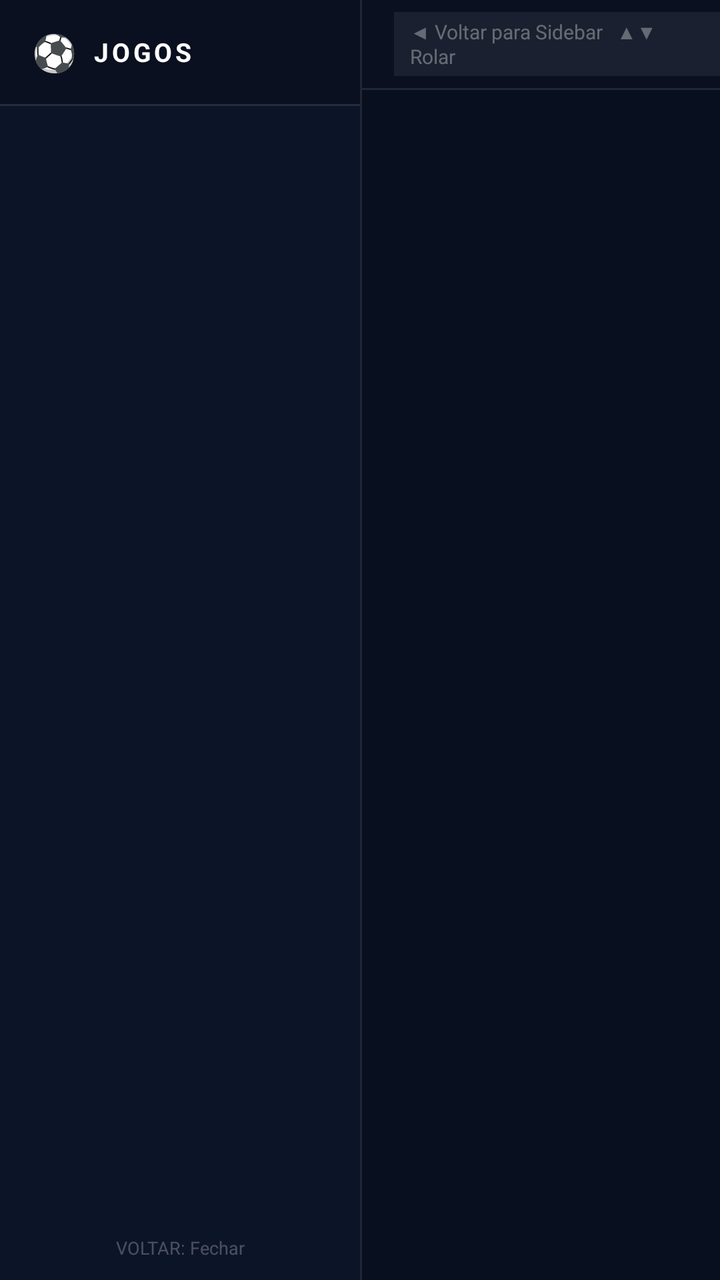
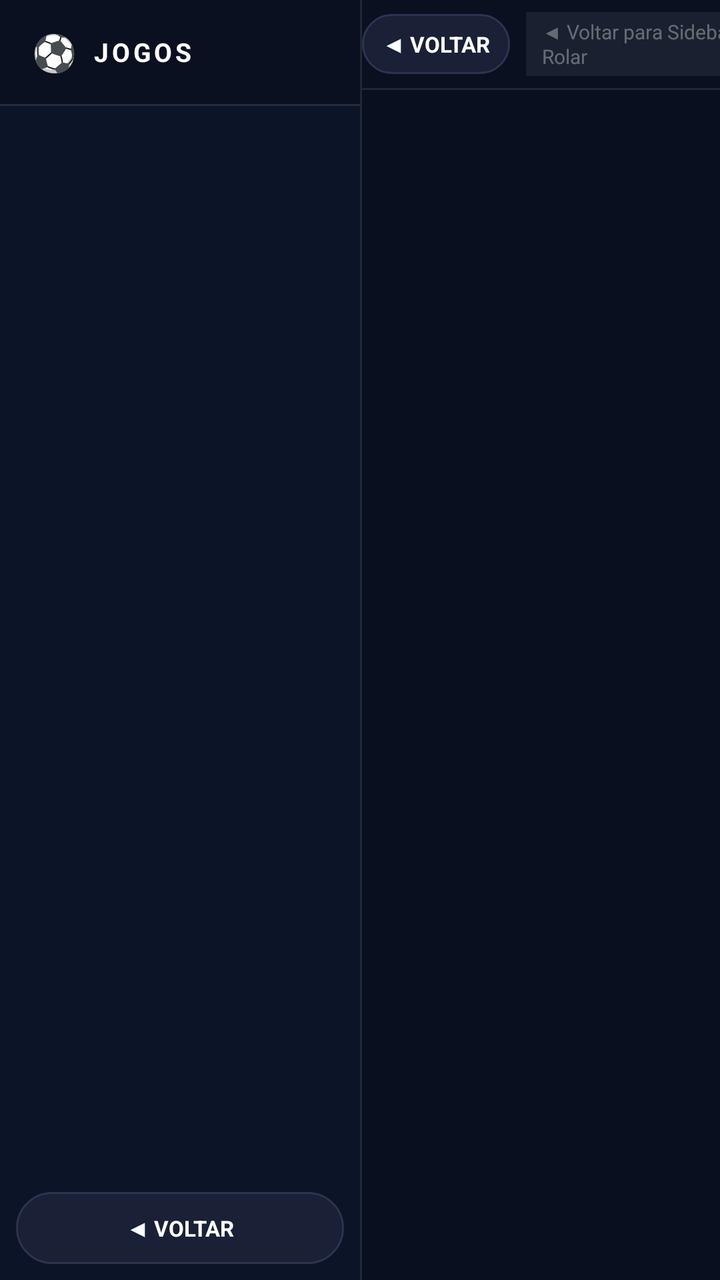

The first picture is an Android layout as it rendered before a commit; the second is the same layout after the commit. The layout source and the unified diff follow.
<!-- AndroidManifest.xml: activity theme Theme.AndPlay.Fullscreen -->
<!-- res/layout/activity_sports_hub.xml -->
<?xml version="1.0" encoding="utf-8"?>
<LinearLayout xmlns:android="http://schemas.android.com/apk/res/android"
    android:layout_width="match_parent"
    android:layout_height="match_parent"
    android:background="#080F1E"
    android:orientation="horizontal">

    
    <LinearLayout
        android:layout_width="180dp"
        android:layout_height="match_parent"
        android:background="#0C1428"
        android:orientation="vertical">

        
        <LinearLayout
            android:layout_width="match_parent"
            android:layout_height="52dp"
            android:gravity="center_vertical"
            android:paddingStart="16dp"
            android:paddingEnd="16dp"
            android:background="#0A1020">

            <TextView
                android:layout_width="wrap_content"
                android:layout_height="wrap_content"
                android:text="⚽"
                android:textSize="18sp" />

            <TextView
                android:layout_width="0dp"
                android:layout_height="wrap_content"
                android:layout_weight="1"
                android:paddingStart="8dp"
                android:text="JOGOS"
                android:textColor="#FFFFFF"
                android:textSize="13sp"
                android:textStyle="bold"
                android:letterSpacing="0.12" />
        </LinearLayout>

        
        <View
            android:layout_width="match_parent"
            android:layout_height="1dp"
            android:background="#1AFFFFFF" />

        
        <androidx.recyclerview.widget.RecyclerView
            android:id="@+id/leagueTabsRv"
            android:layout_width="match_parent"
            android:layout_height="0dp"
            android:layout_weight="1"
            android:clipToPadding="false"
            android:paddingTop="6dp"
            android:paddingBottom="6dp" />

        
        <TextView
            android:layout_width="match_parent"
            android:layout_height="wrap_content"
            android:gravity="center"
            android:paddingTop="8dp"
            android:paddingBottom="10dp"
            android:text="VOLTAR: Fechar"
            android:textColor="#40FFFFFF"
            android:textSize="9sp" />
    </LinearLayout>

    
    <View
        android:layout_width="1dp"
        android:layout_height="match_parent"
        android:background="#1AFFFFFF" />

    
    <LinearLayout
        android:layout_width="0dp"
        android:layout_height="match_parent"
        android:layout_weight="1"
        android:orientation="vertical">

        
        <LinearLayout
            android:id="@+id/hubHeaderBar"
            android:layout_width="match_parent"
            android:layout_height="44dp"
            android:background="#0A1020"
            android:gravity="center_vertical"
            android:orientation="horizontal">

            
            <TextView
                android:id="@+id/hubLeagueName"
                android:layout_width="0dp"
                android:layout_height="match_parent"
                android:layout_weight="1"
                android:gravity="center_vertical"
                android:paddingStart="16dp"
                android:textColor="#B0C8E8"
                android:textSize="12sp"
                android:textStyle="bold"
                android:singleLine="true"
                android:ellipsize="end" />

            
            <TextView
                android:layout_width="wrap_content"
                android:layout_height="wrap_content"
                android:layout_marginEnd="16dp"
                android:paddingStart="8dp"
                android:paddingEnd="8dp"
                android:paddingTop="3dp"
                android:paddingBottom="3dp"
                android:text="◀ Voltar para Sidebar   ▲▼ Rolar"
                android:textColor="#55FFFFFF"
                android:textSize="10sp"
                android:background="#11FFFFFF" />
        </LinearLayout>

        
        <View
            android:layout_width="match_parent"
            android:layout_height="1dp"
            android:background="#1AFFFFFF" />

        
        <LinearLayout
            android:id="@+id/standingsHeaderRow"
            android:layout_width="match_parent"
            android:layout_height="28dp"
            android:background="#0D1A30"
            android:gravity="center_vertical"
            android:paddingStart="14dp"
            android:paddingEnd="14dp"
            android:visibility="gone">

            <TextView android:layout_width="26dp" android:layout_height="wrap_content"
                android:text="#" android:textColor="#66FFFFFF" android:textSize="10sp" android:gravity="center" />
            <TextView android:layout_width="0dp" android:layout_height="wrap_content" android:layout_weight="1"
                android:text="Clube" android:textColor="#66FFFFFF" android:textSize="10sp" />
            <TextView android:layout_width="30dp" android:layout_height="wrap_content"
                android:text="PTS" android:textColor="#FFD700" android:textSize="10sp" android:textStyle="bold" android:gravity="center" />
            <TextView android:layout_width="26dp" android:layout_height="wrap_content"
                android:text="PJ" android:textColor="#66FFFFFF" android:textSize="10sp" android:gravity="center" />
            <TextView android:layout_width="24dp" android:layout_height="wrap_content"
                android:text="V" android:textColor="#66FFFFFF" android:textSize="10sp" android:gravity="center" />
            <TextView android:layout_width="28dp" android:layout_height="wrap_content"
                android:text="SG" android:textColor="#66FFFFFF" android:textSize="10sp" android:gravity="center" />
            <TextView android:layout_width="24dp" android:layout_height="wrap_content"
                android:text="GP" android:textColor="#66FFFFFF" android:textSize="10sp" android:gravity="center" />
        </LinearLayout>

        
        <ProgressBar
            android:id="@+id/hubProgress"
            android:layout_width="36dp"
            android:layout_height="36dp"
            android:layout_gravity="center_horizontal"
            android:layout_marginTop="40dp"
            android:visibility="gone" />

        
        <TextView
            android:id="@+id/hubEmptyMsg"
            android:layout_width="match_parent"
            android:layout_height="wrap_content"
            android:gravity="center"
            android:paddingTop="48dp"
            android:text="Sem dados disponíveis para esta liga"
            android:textColor="#50FFFFFF"
            android:textSize="13sp"
            android:visibility="gone" />

        
        <androidx.recyclerview.widget.RecyclerView
            android:id="@+id/hubContentRv"
            android:layout_width="match_parent"
            android:layout_height="0dp"
            android:layout_weight="1"
            android:clipToPadding="false"
            android:paddingBottom="8dp" />

    </LinearLayout>

</LinearLayout>
<!-- resources referenced by this layout -->
<resources>
  <style name="Theme.AndPlay.Fullscreen" parent="Theme.AndPlay">
          <item name="android:windowFullscreen">true</item>
          <item name="android:windowContentOverlay">@null</item>
      </style>
  <style name="Theme.AndPlay" parent="@android:style/Theme.NoTitleBar.Fullscreen">
          <item name="android:windowBackground">#121212</item>
      </style>
</resources>

<!-- the commit's change to res/layout/activity_sports_hub.xml (unified diff, before → after) -->
@@ -57,14 +57,18 @@
 
         
         <TextView
-            android:layout_width="match_parent"
-            android:layout_height="wrap_content"
+            android:id="@+id/btnHubBack"
+            android:layout_width="match_parent"
+            android:layout_height="36dp"
+            android:layout_margin="8dp"
+            android:background="@drawable/pill_focus_bg"
+            android:clickable="true"
+            android:focusable="true"
             android:gravity="center"
-            android:paddingTop="8dp"
-            android:paddingBottom="10dp"
-            android:text="VOLTAR: Fechar"
-            android:textColor="#40FFFFFF"
-            android:textSize="9sp" />
+            android:text="◀ VOLTAR"
+            android:textColor="#FFFFFF"
+            android:textSize="11sp"
+            android:textStyle="bold" />
     </LinearLayout>
 
     
@@ -102,6 +106,23 @@
                 android:textStyle="bold"
                 android:singleLine="true"
                 android:ellipsize="end" />
+
+            
+            <TextView
+                android:id="@+id/btnHubHeaderBack"
+                android:layout_width="wrap_content"
+                android:layout_height="30dp"
+                android:layout_marginEnd="8dp"
+                android:background="@drawable/pill_focus_bg"
+                android:clickable="true"
+                android:focusable="true"
+                android:gravity="center"
+                android:paddingStart="10dp"
+                android:paddingEnd="10dp"
+                android:text="◀ VOLTAR"
+                android:textColor="#FFFFFF"
+                android:textSize="11sp"
+                android:textStyle="bold" />
 
             
             <TextView
<!-- resource entries referenced after the edit -->
@@ -1,5 +1,29 @@
 <!-- resources referenced by this layout -->
 <resources>
+  <!-- drawable pill_focus_bg (drawable) -->
+  <?xml version="1.0" encoding="utf-8"?>
+  <selector xmlns:android="http://schemas.android.com/apk/res/android">
+      <item android:state_focused="true">
+          <shape android:shape="rectangle">
+              <corners android:radius="20dp" />
+              <solid android:color="#FFC107" />
+              <stroke android:width="2dp" android:color="#FFFFFF" />
+          </shape>
+      </item>
+      <item android:state_selected="true">
+          <shape android:shape="rectangle">
+              <corners android:radius="20dp" />
+              <solid android:color="#FFC107" />
+          </shape>
+      </item>
+      <item>
+          <shape android:shape="rectangle">
+              <corners android:radius="20dp" />
+              <solid android:color="#1A2035" />
+              <stroke android:width="1dp" android:color="#2B3450" />
+          </shape>
+      </item>
+  </selector>
   <style name="Theme.AndPlay.Fullscreen" parent="Theme.AndPlay">
           <item name="android:windowFullscreen">true</item>
           <item name="android:windowContentOverlay">@null</item>
